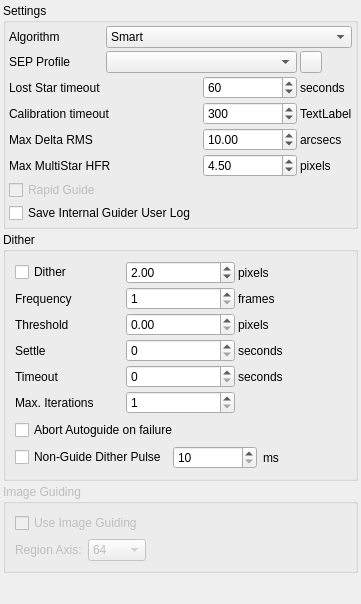
Before: the Qt Designer form kstars-astropi/kstars/ekos/guide/opsguide.ui in Andre87osx/AstroPi-system, drawn with Qt 5.
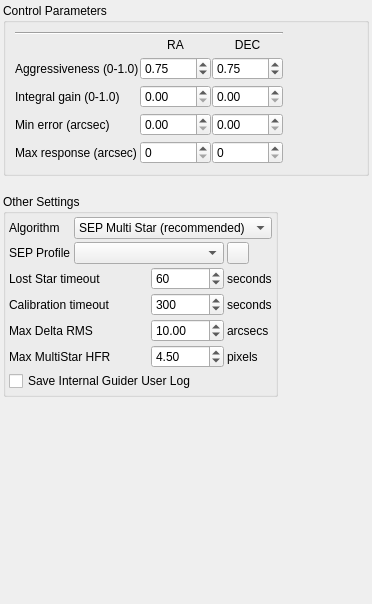
After: the same form once the commit is applied.

Patch:
```diff
--- a/kstars-astropi/kstars/ekos/guide/opsguide.ui
+++ b/kstars-astropi/kstars/ekos/guide/opsguide.ui
@@ -6,7 +6,7 @@
    <rect>
     <x>0</x>
     <y>0</y>
-    <width>361</width>
+    <width>372</width>
     <height>604</height>
    </rect>
   </property>
@@ -27,9 +27,264 @@
     <number>3</number>
    </property>
    <item>
+    <widget class="QGroupBox" name="controlGroup">
+     <property name="title">
+      <string>Control Parameters</string>
+     </property>
+     <layout class="QHBoxLayout" name="horizontalLayout_1">
+      <item>
+       <layout class="QVBoxLayout" name="verticalLayout_3">
+        <property name="spacing">
+         <number>3</number>
+        </property>
+        <property name="leftMargin">
+         <number>0</number>
+        </property>
+        <property name="topMargin">
+         <number>0</number>
+        </property>
+        <property name="rightMargin">
+         <number>0</number>
+        </property>
+        <property name="bottomMargin">
+         <number>0</number>
+        </property>
+        <item>
+         <widget class="Line" name="line">
+          <property name="orientation">
+           <enum>Qt::Horizontal</enum>
+          </property>
+         </widget>
+        </item>
+        <item>
+         <layout class="QGridLayout" name="gridLayout_3" columnstretch="1,0,0">
+          <property name="horizontalSpacing">
+           <number>1</number>
+          </property>
+          <property name="verticalSpacing">
+           <number>5</number>
+          </property>
+          <item row="2" column="0">
+           <widget class="QLabel" name="l_12">
+            <property name="toolTip">
+             <string>&lt;html&gt;&lt;head/&gt;&lt;body&gt;&lt;p&gt;This adds a correction term based on the average of the past 50 guide deviations. For example, if the deviation is consistently negative, this will attempt to compensate. Best to start with 0.0 (no effect) and only use this if necessary.&lt;/p&gt;&lt;/body&gt;&lt;/html&gt;</string>
+            </property>
+            <property name="text">
+             <string>Integral gain (0-1.0)</string>
+            </property>
+           </widget>
+          </item>
+          <item row="1" column="1">
+           <widget class="QDoubleSpinBox" name="spinBox_PropGainRA">
+            <property name="decimals">
+             <number>2</number>
+            </property>
+            <property name="maximum">
+             <double>2.000000000000000</double>
+            </property>
+            <property name="singleStep">
+             <double>0.050000000000000</double>
+            </property>
+            <property name="value">
+             <double>0.750000000000000</double>
+            </property>
+           </widget>
+          </item>
+          <item row="1" column="0">
+           <widget class="QLabel" name="l_11">
+            <property name="toolTip">
+             <string>&lt;html&gt;&lt;head/&gt;&lt;body&gt;&lt;p&gt;How aggressively the guider attempts to correct the guide deviations. 1.0 would attempt to fully correct the error. It's best to use an aggressiveness less than 1.0 to avoid oscillations.&lt;/p&gt;&lt;/body&gt;&lt;/html&gt;</string>
+            </property>
+            <property name="text">
+             <string>Aggressiveness (0-1.0)</string>
+            </property>
+            <property name="margin">
+             <number>0</number>
+            </property>
+            <property name="indent">
+             <number>0</number>
+            </property>
+           </widget>
+          </item>
+          <item row="1" column="2">
+           <widget class="QDoubleSpinBox" name="spinBox_PropGainDEC">
+            <property name="decimals">
+             <number>2</number>
+            </property>
+            <property name="maximum">
+             <double>2.000000000000000</double>
+            </property>
+            <property name="singleStep">
+             <double>0.050000000000000</double>
+            </property>
+            <property name="value">
+             <double>0.750000000000000</double>
+            </property>
+           </widget>
+          </item>
+          <item row="0" column="2">
+           <widget class="QLabel" name="l_02">
+            <property name="text">
+             <string>DEC</string>
+            </property>
+            <property name="alignment">
+             <set>Qt::AlignCenter</set>
+            </property>
+           </widget>
+          </item>
+          <item row="0" column="1">
+           <widget class="QLabel" name="l_01">
+            <property name="text">
+             <string>RA</string>
+            </property>
+            <property name="alignment">
+             <set>Qt::AlignCenter</set>
+            </property>
+           </widget>
+          </item>
+          <item row="4" column="0">
+           <widget class="QLabel" name="l_14">
+            <property name="toolTip">
+             <string>&lt;html&gt;&lt;head/&gt;&lt;body&gt;&lt;p&gt;Maximum guide pulse that is generated by the guider and sent to the mount in arc-second units. That is, the guider will not attempt to move the mount more than this many arc-seconds at any given time.&lt;/p&gt;&lt;/body&gt;&lt;/html&gt;</string>
+            </property>
+            <property name="text">
+             <string>Max response (arcsec)</string>
+            </property>
+            <property name="rightMargin" stdset="0">
+             <number>5</number>
+            </property>
+           </widget>
+          </item>
+          <item row="3" column="1">
+           <widget class="QDoubleSpinBox" name="spinBox_MinPulseArcSecRA">
+            <property name="decimals">
+             <number>2</number>
+            </property>
+            <property name="maximum">
+             <double>1000.000000000000000</double>
+            </property>
+            <property name="singleStep">
+             <double>0.100000000000000</double>
+            </property>
+           </widget>
+          </item>
+          <item row="2" column="1">
+           <widget class="QDoubleSpinBox" name="spinBox_IntGainRA">
+            <property name="decimals">
+             <number>2</number>
+            </property>
+            <property name="maximum">
+             <double>1.000000000000000</double>
+            </property>
+            <property name="singleStep">
+             <double>0.050000000000000</double>
+            </property>
+           </widget>
+          </item>
+          <item row="3" column="0">
+           <widget class="QLabel" name="l_15">
+            <property name="toolTip">
+             <string>&lt;html&gt;&lt;head/&gt;&lt;body&gt;&lt;p&gt;Minimum guide deviation, in arc-seconds, for which a guide pulse would be sent to the mount. If the guide error is less than this value, then no pulse is sent to the mount.&lt;/p&gt;&lt;/body&gt;&lt;/html&gt;</string>
+            </property>
+            <property name="text">
+             <string>Min error (arcsec)</string>
+            </property>
+            <property name="rightMargin" stdset="0">
+             <number>5</number>
+            </property>
+           </widget>
+          </item>
+          <item row="2" column="2">
+           <widget class="QDoubleSpinBox" name="spinBox_IntGainDEC">
+            <property name="decimals">
+             <number>2</number>
+            </property>
+            <property name="maximum">
+             <double>1.000000000000000</double>
+            </property>
+            <property name="singleStep">
+             <double>0.050000000000000</double>
+            </property>
+           </widget>
+          </item>
+          <item row="4" column="2">
+           <widget class="QSpinBox" name="spinBox_MaxPulseArcSecDEC">
+            <property name="maximum">
+             <number>3600</number>
+            </property>
+            <property name="singleStep">
+             <number>10</number>
+            </property>
+           </widget>
+          </item>
+          <item row="4" column="1">
+           <widget class="QSpinBox" name="spinBox_MaxPulseArcSecRA">
+            <property name="maximum">
+             <number>3600</number>
+            </property>
+            <property name="singleStep">
+             <number>10</number>
+            </property>
+           </widget>
+          </item>
+          <item row="3" column="2">
+           <widget class="QDoubleSpinBox" name="spinBox_MinPulseArcSecDEC">
+            <property name="decimals">
+             <number>2</number>
+            </property>
+            <property name="maximum">
+             <double>1000.000000000000000</double>
+            </property>
+            <property name="singleStep">
+             <double>0.100000000000000</double>
+            </property>
+           </widget>
+          </item>
+         </layout>
+        </item>
+       </layout>
+      </item>
+      <item>
+       <spacer name="hSpacer">
+        <property name="orientation">
+         <enum>Qt::Horizontal</enum>
+        </property>
+        <property name="sizeType">
+         <enum>QSizePolicy::Expanding</enum>
+        </property>
+        <property name="sizeHint" stdset="0">
+         <size>
+          <width>0</width>
+          <height>0</height>
+         </size>
+        </property>
+       </spacer>
+      </item>
+     </layout>
+    </widget>
+   </item>
+   <item>
+    <spacer name="verticalSpacer_2">
+     <property name="orientation">
+      <enum>Qt::Vertical</enum>
+     </property>
+     <property name="sizeType">
+      <enum>QSizePolicy::Fixed</enum>
+     </property>
+     <property name="sizeHint" stdset="0">
+      <size>
+       <width>20</width>
+       <height>15</height>
+      </size>
+     </property>
+    </spacer>
+   </item>
+   <item>
+    <layout class="QHBoxLayout" name="horizontalLayout_2">
+     <item>
     <widget class="QGroupBox" name="groupBox">
      <property name="title">
-      <string>Settings</string>
+        <string>Other Settings</string>
      </property>
      <layout class="QGridLayout" name="gridLayout_2">
       <property name="leftMargin">
@@ -84,16 +339,6 @@
         </property>
        </widget>
       </item>
-      <item row="7" column="0" colspan="4">
-       <widget class="QCheckBox" name="kcfg_RapidGuideEnabled">
-        <property name="enabled">
-         <bool>false</bool>
-        </property>
-        <property name="text">
-         <string>Rapid Guide</string>
-        </property>
-       </widget>
-      </item>
       <item row="2" column="2">
        <widget class="QSpinBox" name="kcfg_GuideLostStarTimeout">
         <property name="maximum">
@@ -125,6 +370,9 @@
           <verstretch>0</verstretch>
          </sizepolicy>
         </property>
+          <property name="currentIndex">
+           <number>5</number>
+          </property>
         <item>
          <property name="text">
           <string>Smart</string>
@@ -170,7 +418,7 @@
       <item row="4" column="3">
        <widget class="QLabel" name="label_17">
         <property name="text">
-         <string>TextLabel</string>
+           <string>seconds</string>
         </property>
        </widget>
       </item>
@@ -274,306 +522,22 @@
     </widget>
    </item>
    <item>
-    <widget class="QGroupBox" name="groupBox_3">
-     <property name="title">
-      <string>Dither</string>
-     </property>
-     <layout class="QVBoxLayout" name="verticalLayout">
-      <item>
-       <layout class="QGridLayout" name="gridLayout">
-        <property name="spacing">
-         <number>3</number>
-        </property>
-        <item row="0" column="1">
-         <widget class="QDoubleSpinBox" name="kcfg_DitherPixels">
-          <property name="toolTip">
-           <string>Number of pixels to move the guiding square in a random direction.</string>
-          </property>
-          <property name="minimum">
-           <double>0.100000000000000</double>
-          </property>
-          <property name="maximum">
-           <double>10.000000000000000</double>
-          </property>
-          <property name="singleStep">
-           <double>0.100000000000000</double>
-          </property>
-          <property name="value">
-           <double>2.000000000000000</double>
-          </property>
-         </widget>
-        </item>
-        <item row="3" column="0">
-         <widget class="QLabel" name="label_4">
-          <property name="toolTip">
-           <string>After dither is successful, wait for this many seconds before proceeding.</string>
-          </property>
-          <property name="text">
-           <string>Settle</string>
-          </property>
-         </widget>
-        </item>
-        <item row="3" column="2">
-         <widget class="QLabel" name="label_5">
-          <property name="text">
-           <string>seconds</string>
-          </property>
-         </widget>
-        </item>
-        <item row="2" column="0">
-         <widget class="QLabel" name="label_6">
-          <property name="toolTip">
-           <string/>
-          </property>
-          <property name="text">
-           <string>Threshold</string>
-          </property>
-         </widget>
-        </item>
-        <item row="4" column="1">
-         <widget class="QSpinBox" name="kcfg_DitherTimeout">
-          <property name="toolTip">
-           <string>time limit for successful dither settling</string>
-          </property>
-          <property name="maximum">
-           <number>360</number>
-          </property>
-         </widget>
-        </item>
-        <item row="0" column="0">
-         <widget class="QCheckBox" name="kcfg_DitherEnabled">
-          <property name="toolTip">
-           <string>Move locked guiding square location after frame capture</string>
-          </property>
-          <property name="text">
-           <string>Dither</string>
-          </property>
-         </widget>
-        </item>
-        <item row="0" column="2">
-         <widget class="QLabel" name="l_22">
-          <property name="text">
-           <string>pixels</string>
-          </property>
-         </widget>
-        </item>
-        <item row="2" column="1">
-         <widget class="QDoubleSpinBox" name="kcfg_DitherThreshold">
-          <property name="toolTip">
-           <string>Maximum allowable distance for guiding to be considered settled.</string>
-          </property>
-          <property name="maximum">
-           <double>50.000000000000000</double>
-          </property>
-         </widget>
-        </item>
-        <item row="4" column="2">
-         <widget class="QLabel" name="label_9">
-          <property name="text">
-           <string>seconds</string>
-          </property>
-         </widget>
-        </item>
-        <item row="2" column="2">
-         <widget class="QLabel" name="label_7">
-          <property name="text">
-           <string>pixels</string>
-          </property>
-         </widget>
-        </item>
-        <item row="4" column="0">
-         <widget class="QLabel" name="label_8">
-          <property name="text">
-           <string>Timeout</string>
-          </property>
-         </widget>
-        </item>
-        <item row="3" column="1">
-         <widget class="QSpinBox" name="kcfg_DitherSettle">
-          <property name="toolTip">
-           <string>After dither is successful, wait for this many seconds before proceeding.</string>
-          </property>
-          <property name="maximum">
-           <number>360</number>
-          </property>
-         </widget>
-        </item>
-        <item row="1" column="1">
-         <widget class="QSpinBox" name="kcfg_DitherFrames">
-          <property name="toolTip">
-           <string>Dither after this many captured frames in the CCD module</string>
-          </property>
-          <property name="minimum">
-           <number>1</number>
-          </property>
-          <property name="maximum">
-           <number>60</number>
-          </property>
-         </widget>
-        </item>
-        <item row="1" column="2">
-         <widget class="QLabel" name="label">
-          <property name="text">
-           <string>frames</string>
-          </property>
-         </widget>
-        </item>
-        <item row="1" column="0">
-         <widget class="QLabel" name="label_15">
-          <property name="toolTip">
-           <string>Dither after this many captured frames in the CCD module</string>
-          </property>
-          <property name="text">
-           <string>Frequency</string>
-          </property>
-         </widget>
-        </item>
-        <item row="5" column="0">
-         <widget class="QLabel" name="label_3">
-          <property name="toolTip">
-           <string>&lt;html&gt;&lt;head/&gt;&lt;body&gt;&lt;p&gt;Maximum dithering iteration attempts before giving up&lt;/p&gt;&lt;/body&gt;&lt;/html&gt;</string>
-          </property>
-          <property name="text">
-           <string>Max. Iterations</string>
-          </property>
-         </widget>
-        </item>
-        <item row="5" column="1">
-         <widget class="QSpinBox" name="kcfg_DitherMaxIterations">
-          <property name="toolTip">
-           <string>&lt;html&gt;&lt;head/&gt;&lt;body&gt;&lt;p&gt;Maximum dithering iteration attempts before giving up&lt;/p&gt;&lt;/body&gt;&lt;/html&gt;</string>
-          </property>
-          <property name="minimum">
-           <number>1</number>
-          </property>
-          <property name="maximum">
-           <number>30</number>
-          </property>
-         </widget>
-        </item>
-       </layout>
-      </item>
-      <item>
-       <widget class="QCheckBox" name="kcfg_DitherFailAbortsAutoGuide">
-        <property name="toolTip">
-         <string>&lt;html&gt;&lt;head/&gt;&lt;body&gt;&lt;p&gt;If checked, autoguiding is aborted when dithering fails. Otherwise, guiding resumes normally.&lt;/p&gt;&lt;/body&gt;&lt;/html&gt;</string>
-        </property>
-        <property name="text">
-         <string>Abort Autoguide on failure</string>
-        </property>
-       </widget>
-      </item>
-      <item>
-       <layout class="QHBoxLayout" name="horizontalLayout">
-        <item>
-         <widget class="QCheckBox" name="kcfg_DitherNoGuiding">
-          <property name="toolTip">
-           <string>&lt;html&gt;&lt;head/&gt;&lt;body&gt;&lt;p&gt;Perform dithering when not guiding.&lt;/p&gt;&lt;/body&gt;&lt;/html&gt;</string>
-          </property>
-          <property name="text">
-           <string>Non-Guide Dither Pulse</string>
-          </property>
-         </widget>
-        </item>
-        <item>
-         <widget class="QSpinBox" name="kcfg_DitherNoGuidingPulse">
-          <property name="toolTip">
-           <string>Pulse length in milliseconds to command mount motion in a random direction</string>
-          </property>
-          <property name="minimum">
-           <number>10</number>
-          </property>
-          <property name="maximum">
-           <number>10000</number>
-          </property>
-          <property name="singleStep">
-           <number>100</number>
-          </property>
-         </widget>
-        </item>
-        <item>
-         <widget class="QLabel" name="label_10">
-          <property name="text">
-           <string>ms</string>
-          </property>
-         </widget>
-        </item>
-       </layout>
-      </item>
-     </layout>
-    </widget>
-   </item>
-   <item>
-    <widget class="QGroupBox" name="groupBox_2">
-     <property name="enabled">
-      <bool>false</bool>
-     </property>
-     <property name="title">
-      <string>Image Guiding</string>
-     </property>
-     <layout class="QVBoxLayout" name="verticalLayout_3">
-      <item>
-       <widget class="QCheckBox" name="kcfg_ImageGuidingEnabled">
-        <property name="text">
-         <string>Use Image Guiding</string>
-        </property>
-       </widget>
-      </item>
-      <item>
-       <layout class="QHBoxLayout" name="horizontalLayout_2">
-        <item>
-         <widget class="QLabel" name="label_2">
-          <property name="text">
-           <string>Region Axis:</string>
-          </property>
-         </widget>
-        </item>
-        <item>
-         <widget class="QComboBox" name="kcfg_GuideRegionAxis">
-          <item>
-           <property name="text">
-            <string>64</string>
-           </property>
-          </item>
-          <item>
-           <property name="text">
-            <string>128</string>
-           </property>
-          </item>
-          <item>
-           <property name="text">
-            <string>256</string>
-           </property>
-          </item>
-          <item>
-           <property name="text">
-            <string>512</string>
-           </property>
-          </item>
-          <item>
-           <property name="text">
-            <string>1024</string>
-           </property>
-          </item>
-         </widget>
-        </item>
-        <item>
-         <spacer name="horizontalSpacer_3">
+      <spacer name="hSpacer2">
           <property name="orientation">
            <enum>Qt::Horizontal</enum>
           </property>
+       <property name="sizeType">
+        <enum>QSizePolicy::Expanding</enum>
+       </property>
           <property name="sizeHint" stdset="0">
            <size>
-            <width>40</width>
-            <height>20</height>
+         <width>0</width>
+         <height>0</height>
            </size>
           </property>
          </spacer>
         </item>
        </layout>
-      </item>
-     </layout>
-    </widget>
    </item>
    <item>
     <spacer name="verticalSpacer">
```
Left out of the diff: 24 changed lines with no effect on the pictures. Lines whose indentation alone changed are shown as unchanged.
